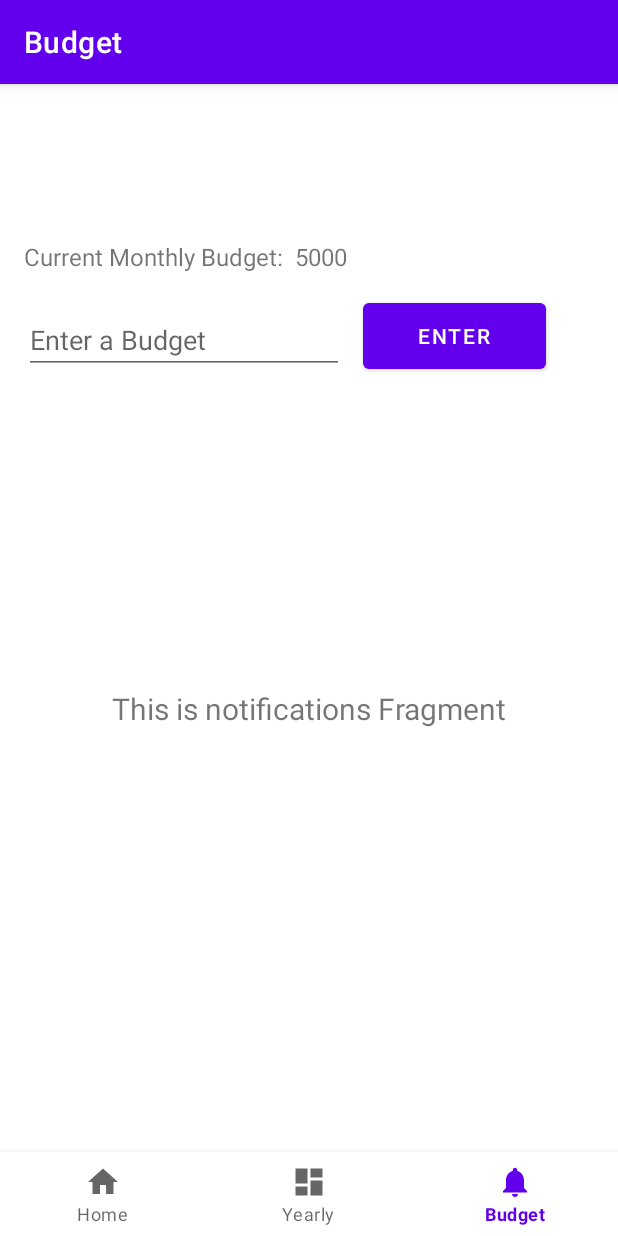
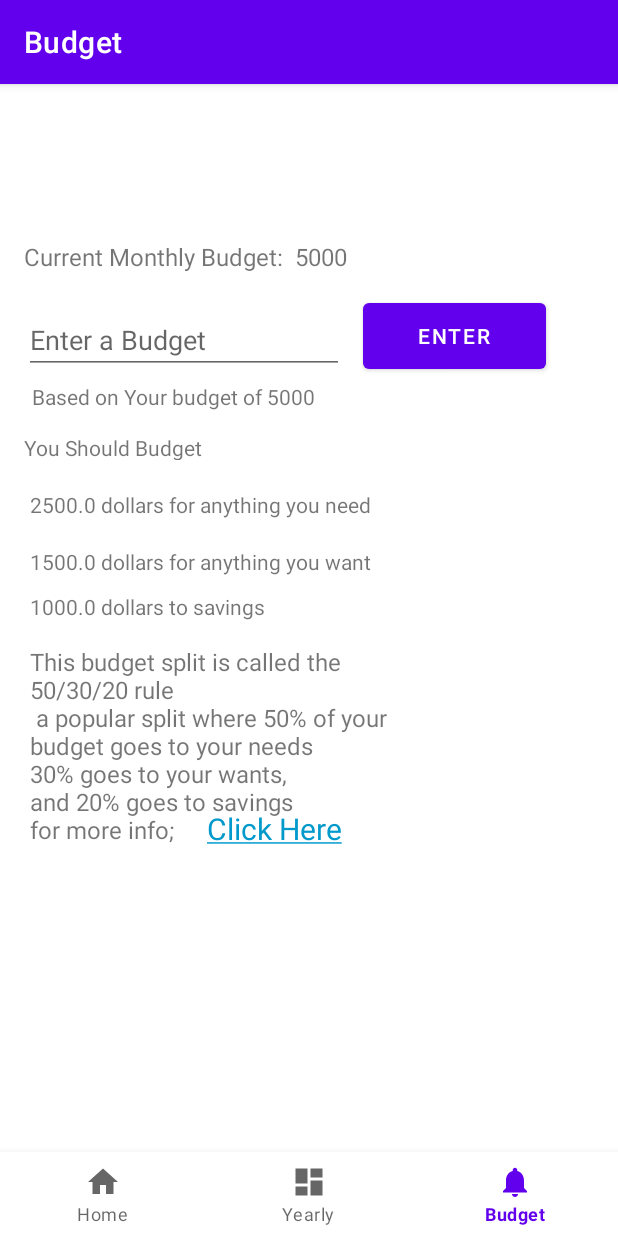
Before and after one commit to mirandae776/budget, an Android app: the NotificationsFragment screen opened through its navigation route, on a phone screen of 412 x 824 dp. Run offline under Robolectric (Android 15) with nearby library versions, the phone set to English and light mode, and no system bars; our stand-ins replace Room's generated code, navigation-ui.

Commit message:
added budget and link

```diff
--- a/app/src/main/java/edu/msoe/budget_app/ui/notifications/NotificationsFragment.kt
+++ b/app/src/main/java/edu/msoe/budget_app/ui/notifications/NotificationsFragment.kt
@@ -1,6 +1,11 @@
 package edu.msoe.budget_app.ui.notifications
 
+import android.content.Intent
+import android.net.Uri
 import android.os.Bundle
+import android.text.SpannableString
+import android.text.Spanned
+import android.text.style.UnderlineSpan
 import android.view.LayoutInflater
 import android.view.View
 import android.view.ViewGroup
@@ -35,9 +40,32 @@ class NotificationsFragment : Fragment() {
         val root: View = binding.root
         val changeButton = root.findViewById<Button>(R.id.changeBudgetButton)
         val budgetText = root.findViewById<TextView>(R.id.budgetTextView)
+        val needsText = root.findViewById<TextView>(R.id.needsTextView)
+        val wantsText = root.findViewById<TextView>(R.id.wantsTextView)
+        val savingsText = root.findViewById<TextView>(R.id.savingsTextView)
+        val basedOnText = root.findViewById<TextView>(R.id.basedOnText)
+        val infoTextView = root.findViewById<TextView>(R.id.infoTextView)
         budgetText.text = viewModel.budget.toString()
 
         val changeBudgetEditText = root.findViewById<EditText>(R.id.changeBudgetText)
+        val needsAllocation = getString(R.string.needs_allocation, (viewModel.budget * 0.50).toString())
+        val wantsAllocation = getString(R.string.wants_allocation, (viewModel.budget * 0.30).toString())
+        val savingsAllocation = getString(R.string.savings_allocation, (viewModel.budget * 0.20).toString())
+        val basedOn = getString(R.string.basedOn, viewModel.budget)
+        needsText.text = needsAllocation;
+        wantsText.text = wantsAllocation
+        savingsText.text = savingsAllocation
+        println("HAI" + savingsAllocation)
+        basedOnText.text = basedOn
+        val infoText = "This budget split is called the 50/30/20 rule\n " +
+                "a popular split where 50% of your budget goes to your needs\n" +
+                "30% goes to your wants,\n" +
+                "and 20% goes to savings\n" +
+                "for more info;"
+        infoTextView.text =  infoText
+
+        val forbesLinkTextView: TextView = root.findViewById(R.id.forbesLink)
+
 
 
 
@@ -47,9 +75,27 @@ class NotificationsFragment : Fragment() {
         }
 
 
-        val textView: TextView = binding.textNotifications
-        notificationsViewModel.text.observe(viewLifecycleOwner) {
-            textView.text = it
+//        val textView: TextView = binding.textNotifications
+//        notificationsViewModel.text.observe(viewLifecycleOwner) {
+//            textView.text = it
+//        }
+
+        fun setUnderlinedText(textView: TextView, text: String) {
+            val content = SpannableString(text)
+            content.setSpan(UnderlineSpan(), 0, text.length, Spanned.SPAN_INCLUSIVE_INCLUSIVE)
+            textView.text = content
+        }
+
+        fun openForbesLink(view: View) {
+            val forbesUrl = "https://www.forbes.com/advisor/banking/guide-to-50-30-20-budget/"
+
+            val browserIntent = Intent(Intent.ACTION_VIEW, Uri.parse(forbesUrl))
+            startActivity(browserIntent)
+        }
+
+        setUnderlinedText(forbesLinkTextView, "Click Here")
+        forbesLinkTextView.setOnClickListener {
+            openForbesLink(it)
         }
         return root
     }
--- a/app/src/main/res/layout/fragment_home.xml
+++ b/app/src/main/res/layout/fragment_home.xml
@@ -31,12 +31,14 @@
         android:id="@+id/currentMonthText"
         android:layout_width="wrap_content"
         android:layout_height="wrap_content"
+        android:layout_marginStart="5dp"
+        android:layout_marginTop="10dp"
         android:padding="5dp"
         android:text="ICC Ranking of Players:"
         android:textSize="20sp"
         android:textStyle="bold"
-        tools:layout_editor_absoluteX="5dp"
-        tools:layout_editor_absoluteY="10dp">
+        app:layout_constraintStart_toStartOf="parent"
+        app:layout_constraintTop_toTopOf="parent">
 
     </TextView>
 
--- a/app/src/main/res/layout/fragment_notifications.xml
+++ b/app/src/main/res/layout/fragment_notifications.xml
@@ -5,20 +5,6 @@
     android:layout_width="match_parent"
     android:layout_height="match_parent"
     tools:context=".ui.notifications.NotificationsFragment">
-
-    <TextView
-        android:id="@+id/text_notifications"
-        android:layout_width="match_parent"
-        android:layout_height="wrap_content"
-        android:layout_marginStart="8dp"
-        android:layout_marginTop="8dp"
-        android:layout_marginEnd="8dp"
-        android:textAlignment="center"
-        android:textSize="20sp"
-        app:layout_constraintBottom_toBottomOf="parent"
-        app:layout_constraintEnd_toEndOf="parent"
-        app:layout_constraintStart_toStartOf="parent"
-        app:layout_constraintTop_toTopOf="parent" />
 
     <EditText
         android:id="@+id/changeBudgetText"
@@ -65,4 +51,78 @@
         app:layout_constraintEnd_toEndOf="parent"
         app:layout_constraintTop_toTopOf="parent" />
 
+    <TextView
+        android:id="@+id/forbesLink"
+        android:layout_width="0dp"
+        android:layout_height="25dp"
+        android:layout_marginEnd="184dp"
+        android:layout_marginBottom="260dp"
+        android:autoLink="web"
+        android:onClick="openForbesLink"
+        android:text="Click Here"
+        android:textColor="@android:color/holo_blue_dark"
+        android:textSize="20sp"
+        app:layout_constraintBottom_toBottomOf="parent"
+        app:layout_constraintEnd_toEndOf="parent" />
+
+    <TextView
+        android:id="@+id/basedOnText"
+        android:layout_width="342dp"
+        android:layout_height="26dp"
+        android:layout_marginStart="21dp"
+        android:layout_marginTop="5dp"
+        app:layout_constraintStart_toStartOf="parent"
+        app:layout_constraintTop_toBottomOf="@+id/changeBudgetText" />
+
+    <TextView
+        android:id="@+id/textView3"
+        android:layout_width="352dp"
+        android:layout_height="18dp"
+        android:layout_marginStart="16dp"
+        android:layout_marginTop="8dp"
+        android:text="You Should Budget"
+        app:layout_constraintStart_toStartOf="parent"
+        app:layout_constraintTop_toBottomOf="@+id/basedOnText" />
+
+    <TextView
+        android:id="@+id/needsTextView"
+        android:layout_width="349dp"
+        android:layout_height="22dp"
+        android:layout_marginStart="20dp"
+        android:layout_marginTop="20dp"
+        app:layout_constraintStart_toStartOf="parent"
+        app:layout_constraintTop_toBottomOf="@+id/textView3" />
+
+    <TextView
+        android:id="@+id/wantsTextView"
+        android:layout_width="344dp"
+        android:layout_height="24dp"
+        android:layout_marginStart="20dp"
+        android:layout_marginTop="16dp"
+        app:layout_constraintStart_toStartOf="parent"
+        app:layout_constraintTop_toBottomOf="@+id/needsTextView" />
+
+    <TextView
+        android:id="@+id/savingsTextView"
+        android:layout_width="351dp"
+        android:layout_height="23dp"
+        android:layout_marginStart="20dp"
+        android:layout_marginTop="15dp"
+        android:layout_marginBottom="22dp"
+        app:layout_constraintBottom_toTopOf="@+id/infoTextView"
+        app:layout_constraintStart_toStartOf="parent"
+        app:layout_constraintTop_toBottomOf="@+id/wantsTextView" />
+
+    <TextView
+        android:id="@+id/infoTextView"
+        android:layout_width="238dp"
+        android:layout_height="134dp"
+        android:layout_marginStart="20dp"
+        android:layout_marginBottom="260dp"
+        android:text="TextView"
+        android:textSize="16sp"
+        app:layout_constraintBottom_toBottomOf="parent"
+        app:layout_constraintStart_toStartOf="parent" />
+
+
 </androidx.constraintlayout.widget.ConstraintLayout>
--- a/app/src/main/res/values/strings.xml
+++ b/app/src/main/res/values/strings.xml
@@ -3,4 +3,12 @@
     <string name="title_home">Home</string>
     <string name="title_dashboard">Yearly</string>
     <string name="title_notifications">Budget</string>
+    <string name="needs_allocation">%s dollars for anything you need</string>
+    <string name="wants_allocation">%s dollars for anything you want</string>
+    <string name="savings_allocation">%s dollars to savings</string>
+    <string name="basedOn">Based on Your budget of %d</string>
+    <string name="info">This budget split is called the 50/30/20 rule </string>
+
+
+
 </resources>
```
